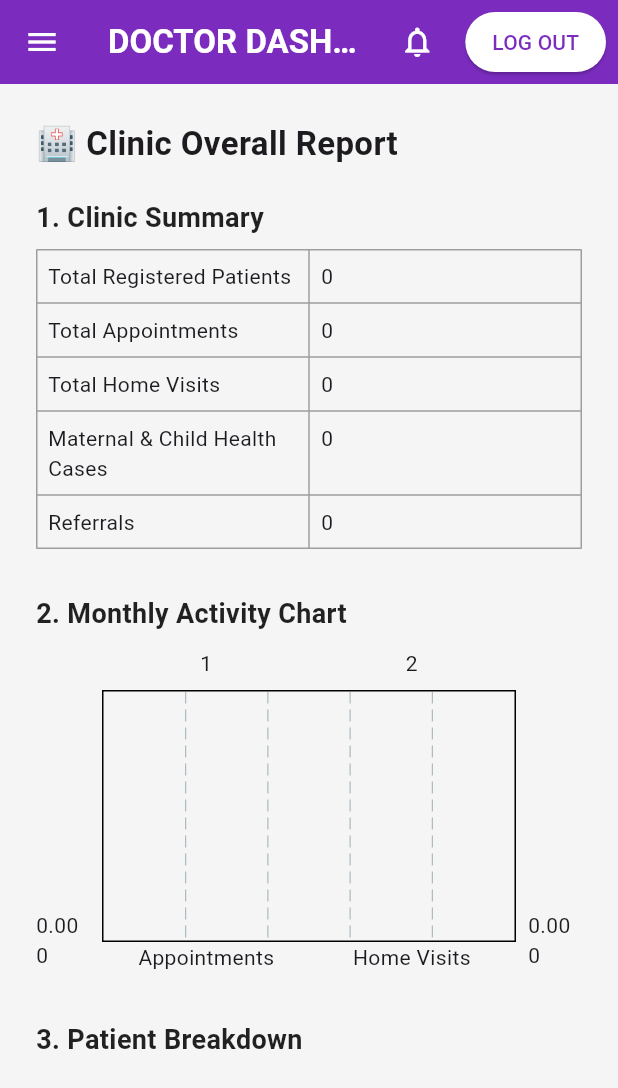
After one commit to janushanrathikumar/hospitalmanagementsystem, a Flutter app: the ClinicReportPage screen opened directly, on a phone screen of 412 x 824 dp. The commit adds this screen. Shown: the top 1088 px of the screen. Run offline on Flutter 3.47's test engine with Material 3 defaults, Android fonts, the phone set to English and light mode, and no system bars; drawn by our look-alikes of fl_chart; our stand-ins replace cloud_firestore, file_picker, firebase_auth, firebase_core, flutter_dotenv, google_generative_ai and 2 more; missing offline and left inert: google_mlkit_text_recognition, syncfusion_flutter_pdf; accounts and stored records are empty.

```diff
--- a/lib/admin/add_user.dart
+++ b/lib/admin/add_user.dart
@@ -239,6 +239,7 @@ class _AddUserPageState extends State<AddUserPage> {
                         : ElevatedButton.icon(
                             style: ElevatedButton.styleFrom(
                               backgroundColor: purple,
+                               foregroundColor: Colors.white,
                               padding: const EdgeInsets.symmetric(
                                   vertical: 14, horizontal: 30),
                               shape: RoundedRectangleBorder(
--- /dev/null
+++ b/lib/doctor/report.dart
@@ -0,0 +1,269 @@
+import 'package:flutter/material.dart';
+import 'package:cloud_firestore/cloud_firestore.dart';
+import 'package:fl_chart/fl_chart.dart';
+import 'package:intl/intl.dart';
+
+// Import doctor header + drawer
+import '../doctor/doctor_appbar.dart';
+import '../doctor/doctor_drawer.dart';
+
+class ClinicReportPage extends StatelessWidget {
+  const ClinicReportPage({super.key});
+
+  Future<Map<String, dynamic>> _loadReport() async {
+    final db = FirebaseFirestore.instance;
+
+    final patients = await db.collection('patients').get();
+    final appointments = await db.collection('appointments').get();
+    final homeVisits = await db.collection('home_visits').get();
+    final maternal = await db.collection('maternal_child_care').get();
+    final referrals = await db.collection('referral_letters').get();
+
+    return {
+      "totalPatients": patients.size,
+      "totalAppointments": appointments.size,
+      "totalHomeVisits": homeVisits.size,
+      "totalMaternal": maternal.size,
+      "totalReferrals": referrals.size,
+
+      "appointments": appointments.docs,
+      "patients": patients.docs,
+      "maternal": maternal.docs,
+      "homeVisits": homeVisits.docs,
+      "referrals": referrals.docs,
+    };
+  }
+
+  @override
+  Widget build(BuildContext context) {
+    return Scaffold(
+      backgroundColor: const Color(0xFFF5F5F5),
+
+      // ⭐ Your custom appbar & drawer added
+      appBar: DoctorAppBar(),
+      drawer: DoctorDrawer(),
+
+      body: Padding(
+        padding: const EdgeInsets.all(24.0),
+        child: FutureBuilder(
+          future: _loadReport(),
+          builder: (context, snapshot) {
+            if (!snapshot.hasData) {
+              return const Center(child: CircularProgressIndicator());
+            }
+
+            final data = snapshot.data as Map<String, dynamic>;
+
+            return SingleChildScrollView(
+              child: Column(
+                crossAxisAlignment: CrossAxisAlignment.start,
+                children: [
+                  const Text(
+                    "🏥 Clinic Overall Report",
+                    style: TextStyle(
+                      fontSize: 22,
+                      fontWeight: FontWeight.bold,
+                    ),
+                  ),
+
+                  const SizedBox(height: 20),
+
+                  // SUMMARY
+                  _title("1. Clinic Summary"),
+                  _summaryTable(data),
+
+                  const SizedBox(height: 30),
+
+                  // BAR CHART
+                  _title("2. Monthly Activity Chart"),
+                  SizedBox(height: 220, child: _barChart(data)),
+
+                  const SizedBox(height: 30),
+
+                  // PIE CHART
+                  _title("3. Patient Breakdown"),
+                  SizedBox(height: 220, child: _pieChart(data)),
+
+                  const SizedBox(height: 30),
+
+                  // APPOINTMENT SUMMARY
+                  _title("4. Appointment Summary"),
+                  _appointmentSummary(data["appointments"]),
+
+                  const SizedBox(height: 30),
+
+                  // Maternal
+                  _title("5. Maternal & Child Health"),
+                  _tableList(data['maternal'], [
+                    'patient', 'type', 'visit_date', 'risk_sign'
+                  ]),
+
+                  const SizedBox(height: 30),
+
+                  // Home visits
+                  _title("6. Home Visits"),
+                  _tableList(data['homeVisits'], [
+                    'name', 'ic_number', 'doctor', 'visit_date', 'task'
+                  ]),
+
+                  const SizedBox(height: 30),
+
+                  // Referral
+                  _title("7. Referral Summary"),
+                  _tableList(data['referrals'], [
+                    'patientName', 'patientNric', 'reason', 'referrerOrg'
+                  ]),
+
+                  const SizedBox(height: 50),
+                ],
+              ),
+            );
+          },
+        ),
+      ),
+    );
+  }
+
+  // ---------------------
+  //   UI COMPONENTS
+  // ---------------------
+
+  Widget _title(String text) {
+    return Padding(
+      padding: const EdgeInsets.only(bottom: 8),
+      child: Text(
+        text,
+        style: const TextStyle(
+            fontSize: 18, fontWeight: FontWeight.bold, color: Colors.black87),
+      ),
+    );
+  }
+
+  Widget _summaryTable(Map<String, dynamic> data) {
+    return Table(
+      border: TableBorder.all(color: Colors.grey),
+      children: [
+        _row("Total Registered Patients", data["totalPatients"].toString()),
+        _row("Total Appointments", data["totalAppointments"].toString()),
+        _row("Total Home Visits", data["totalHomeVisits"].toString()),
+        _row("Maternal & Child Health Cases", data["totalMaternal"].toString()),
+        _row("Referrals", data["totalReferrals"].toString()),
+      ],
+    );
+  }
+
+  TableRow _row(String key, String value) {
+    return TableRow(
+      children: [
+        Padding(padding: const EdgeInsets.all(8), child: Text(key)),
+        Padding(padding: const EdgeInsets.all(8), child: Text(value)),
+      ],
+    );
+  }
+
+  Widget _tableList(List<QueryDocumentSnapshot> docs, List<String> fields) {
+    if (docs.isEmpty) return const Text("No records found");
+
+    return Table(
+      border: TableBorder.all(color: Colors.grey),
+      children: [
+        // Header
+        TableRow(
+          children: fields
+              .map((f) => Padding(
+                    padding: const EdgeInsets.all(8),
+                    child: Text(f.toUpperCase(),
+                        style: const TextStyle(fontWeight: FontWeight.bold)),
+                  ))
+              .toList(),
+        ),
+        // Rows
+        ...docs.map((d) {
+          final row = d.data() as Map<String, dynamic>;
+          return TableRow(
+            children: fields
+                .map((f) => Padding(
+                      padding: const EdgeInsets.all(8),
+                      child: Text(row[f]?.toString() ?? "-"),
+                    ))
+                .toList(),
+          );
+        }),
+      ],
+    );
+  }
+
+  Widget _appointmentSummary(List<QueryDocumentSnapshot> docs) {
+    int past = 0;
+    int upcoming = 0;
+
+    for (var d in docs) {
+      String date = d['availability_date'] ?? "";
+      final dt = DateTime.tryParse(date);
+
+      if (dt == null) continue;
+      if (dt.isBefore(DateTime.now())) {
+        past++;
+      } else {
+        upcoming++;
+      }
+    }
+
+    return _summaryTable({
+      "Past": past,
+      "Upcoming": upcoming,
+    });
+  }
+
+  // -----------------------
+  //     CHARTS
+  // -----------------------
+
+  Widget _barChart(Map<String, dynamic> data) {
+    return BarChart(
+      BarChartData(
+        alignment: BarChartAlignment.spaceAround,
+        barGroups: [
+          BarChartGroupData(x: 1, barRods: [
+            BarChartRodData(
+                toY: data["totalAppointments"].toDouble(),
+                color: Colors.deepPurple)
+          ]),
+          BarChartGroupData(x: 2, barRods: [
+            BarChartRodData(
+                toY: data["totalHomeVisits"].toDouble(), color: Colors.blue)
+          ]),
+        ],
+        titlesData: FlTitlesData(
+          bottomTitles: AxisTitles(
+              sideTitles: SideTitles(
+            showTitles: true,
+            getTitlesWidget: (value, _) {
+              switch (value.toInt()) {
+                case 1:
+                  return const Text("Appointments");
+                case 2:
+                  return const Text("Home Visits");
+              }
+              return const Text("");
+            },
+          )),
+        ),
+      ),
+    );
+  }
+
+  Widget _pieChart(Map<String, dynamic> data) {
+    int total = data["totalPatients"];
+
+    return PieChart(
+      PieChartData(centerSpaceRadius: 40, sections: [
+        PieChartSectionData(
+          color: Colors.deepPurple,
+          value: total.toDouble(),
+          title: "$total Patients",
+        )
+      ]),
+    );
+  }
+}
--- a/lib/nurse/appointment_scheduling.dart
+++ b/lib/nurse/appointment_scheduling.dart
@@ -310,6 +310,8 @@ class _AppointmentSchedulingPageState extends State<AppointmentSchedulingPage> {
                     style: ElevatedButton.styleFrom(
                       backgroundColor: const Color(0xFF7B2CBF),
                       minimumSize: const Size.fromHeight(45),
+                      foregroundColor: Colors.white,
+
                     ),
                     onPressed: () async {
                       if (icCtrl.text.isEmpty ||
--- a/lib/nurse/home_visit_tracking.dart
+++ b/lib/nurse/home_visit_tracking.dart
@@ -189,6 +189,7 @@ class _HomeVisitTrackingPageState extends State<HomeVisitTrackingPage> {
                     style: ElevatedButton.styleFrom(
                       backgroundColor: const Color(0xFF7B2CBF),
                       minimumSize: const Size.fromHeight(45),
+                      foregroundColor: Colors.white,
                     ),
                     onPressed: () async {
                       if (icCtrl.text.isEmpty ||
--- a/lib/nurse/maternal_child_care.dart
+++ b/lib/nurse/maternal_child_care.dart
@@ -194,6 +194,7 @@ class _MaternalChildCarePageState extends State<MaternalChildCarePage> {
                     style: ElevatedButton.styleFrom(
                       backgroundColor: const Color(0xFF7B2CBF),
                       minimumSize: const Size.fromHeight(45),
+                       foregroundColor: Colors.white,
                     ),
                     onPressed: () async {
                       if (icCtrl.text.isEmpty ||
--- a/lib/nurse/nurse_drawer.dart
+++ b/lib/nurse/nurse_drawer.dart
@@ -6,6 +6,7 @@ import 'appointment_scheduling.dart';
 import 'maternal_child_care.dart';
 import 'patient_health_tracking.dart';
 import 'reminder.dart';
+import 'report.dart';
 
 class NurseDrawer extends StatelessWidget {
   const NurseDrawer({super.key});
@@ -41,9 +42,10 @@ class NurseDrawer extends StatelessWidget {
                 const AppointmentSchedulingPage()),
             _drawerButton(context, 'MATERNAL AND CHILD CARE',
                 const MaternalChildCarePage()),
-            _drawerButton(context, 'PATIENT DETAILS',
-                const PatientHealthTrackingPage()),
+            _drawerButton(
+                context, 'PATIENT DETAILS', const PatientHealthTrackingPage()),
             _drawerButton(context, 'REMINDER', const ReminderPage()),
+            _drawerButton(context, 'REPORT', const ClinicReportPage()),
           ],
         ),
       ),
--- a/lib/nurse/refer_letter_generator.dart
+++ b/lib/nurse/refer_letter_generator.dart
@@ -346,6 +346,7 @@ class _ReferLetterGeneratorPageState extends State<ReferLetterGeneratorPage> {
                   onPressed: _onGeneratePressed,
                   style: ElevatedButton.styleFrom(
                       backgroundColor: Colors.blue,
+                       foregroundColor: Colors.white,
                       padding: const EdgeInsets.symmetric(
                           horizontal: 24, vertical: 12)),
                   child: const Text('Generate'),
@@ -355,6 +356,7 @@ class _ReferLetterGeneratorPageState extends State<ReferLetterGeneratorPage> {
                   onPressed: _onSavePressed,
                   style: ElevatedButton.styleFrom(
                       backgroundColor: Colors.green,
+                       foregroundColor: Colors.white,
                       padding: const EdgeInsets.symmetric(
                           horizontal: 24, vertical: 12)),
                   child: const Text('Save'),
@@ -364,6 +366,7 @@ class _ReferLetterGeneratorPageState extends State<ReferLetterGeneratorPage> {
                   onPressed: _clearForm,
                   style: ElevatedButton.styleFrom(
                       backgroundColor: Colors.red,
+                       foregroundColor: Colors.white,
                       padding: const EdgeInsets.symmetric(
                           horizontal: 24, vertical: 12)),
                   child: const Text('Delete'),
--- /dev/null
+++ b/lib/nurse/report.dart
@@ -0,0 +1,419 @@
+import 'package:flutter/material.dart';
+import 'package:cloud_firestore/cloud_firestore.dart';
+import 'package:fl_chart/fl_chart.dart';
+
+class ClinicReportPage extends StatelessWidget {
+  const ClinicReportPage({super.key});
+
+  Future<Map<String, dynamic>> _loadReport() async {
+    final db = FirebaseFirestore.instance;
+
+    final patients = await db.collection('patients').get();
+    final appointments = await db.collection('appointments').get();
+    final homeVisits = await db.collection('home_visits').get();
+    final maternal = await db.collection('maternal_child_care').get();
+    final referrals = await db.collection('referral_letters').get();
+    final users = await db.collection('users').get();
+
+    return {
+      "patients": patients.docs,
+      "appointments": appointments.docs,
+      "homeVisits": homeVisits.docs,
+      "maternal": maternal.docs,
+      "referrals": referrals.docs,
+      "staff": users.docs,
+
+      "totalPatients": patients.size,
+      "totalAppointments": appointments.size,
+      "totalHomeVisits": homeVisits.size,
+      "totalMaternal": maternal.size,
+      "totalReferrals": referrals.size,
+    };
+  }
+
+  @override
+  Widget build(BuildContext context) {
+    return Scaffold(
+      appBar: AppBar(
+        title: const Text("🏥 Clinic Overall Report"),
+        backgroundColor: Colors.deepPurple,
+      ),
+      body: FutureBuilder(
+        future: _loadReport(),
+        builder: (context, snapshot) {
+          if (!snapshot.hasData) {
+            return const Center(child: CircularProgressIndicator());
+          }
+
+          final data = snapshot.data as Map<String, dynamic>;
+
+          return SingleChildScrollView(
+            child: Padding(
+              padding: const EdgeInsets.all(16),
+              child: Column(
+                children: [
+
+                  // 1. SUMMARY
+                  _sectionCard(
+                    title: "📌 1. Clinic Summary",
+                    child: _summaryGrid(data),
+                  ),
+
+                  // 2. APPOINTMENT TRENDS
+                  _sectionCard(
+                    title: "📈 2. Monthly Appointment Trend",
+                    child: SizedBox(
+                      height: 250,
+                      child: _appointmentLineChart(data["appointments"]),
+                    ),
+                  ),
+
+                  // 3. SERVICE COMPARISON
+                  _sectionCard(
+                    title: "📊 3. Service Usage Comparison",
+                    child: SizedBox(
+                      height: 250,
+                      child: _serviceBarChart(data),
+                    ),
+                  ),
+
+                  // 4. PATIENT AGE DEMOGRAPHICS
+                  _sectionCard(
+                    title: "🥧 4. Patient Demographics",
+                    child: SizedBox(
+                      height: 250,
+                      child: _patientPieChart(data["patients"]),
+                    ),
+                  ),
+
+                  // 5. APPOINTMENTS TABLE
+                  _sectionCard(
+                    title: "📅 5. Appointment Summary",
+                    child: _appointmentSummary(data["appointments"]),
+                  ),
+
+                  // 6. HOME VISITS
+                  _sectionCard(
+                    title: "🏠 6. Home Visit Report",
+                    child: _scrollTable(data['homeVisits'], [
+                      'name', 'ic_number', 'doctor', 'visit_date', 'task', 'summary'
+                    ]),
+                  ),
+
+                  // 7. MATERNAL & CHILD CARE
+                  _sectionCard(
+                    title: "🤰 7. Maternal & Child Health Report",
+                    child: _scrollTable(data['maternal'], [
+                      'patient', 'type', 'visit_date', 'risk_sign', 'vaccination_status'
+                    ]),
+                  ),
+
+                  // 8. REFERRAL REPORT
+                  _sectionCard(
+                    title: "📤 8. Referral Report",
+                    child: _scrollTable(data['referrals'], [
+                      'patientName', 'patientNric', 'date', 'reason', 'referrerOrg'
+                    ]),
+                  ),
+
+                  // 9. STAFF
+                  _sectionCard(
+                    title: "👩‍⚕️ 9. Staff Activity Summary",
+                    child: _scrollTable(data['staff'], [
+                      'name', 'role', 'appointments', 'home_visits', 'referrals'
+                    ]),
+                  ),
+
+                  const SizedBox(height: 100),
+                ],
+              ),
+            ),
+          );
+        },
+      ),
+    );
+  }
+
+  // ------------------------------
+  // SECTION CARD UI
+  // ------------------------------
+  Widget _sectionCard({required String title, required Widget child}) {
+    return Card(
+      elevation: 3,
+      shape: RoundedRectangleBorder(borderRadius: BorderRadius.circular(14)),
+      margin: const EdgeInsets.only(bottom: 25),
+      child: Padding(
+        padding: const EdgeInsets.all(16),
+        child: Column(
+          crossAxisAlignment: CrossAxisAlignment.start,
+          children: [
+            Text(title,
+                style: const TextStyle(
+                  fontSize: 18,
+                  fontWeight: FontWeight.bold,
+                  color: Colors.deepPurple,
+                )),
+            const SizedBox(height: 12),
+            child,
+          ],
+        ),
+      ),
+    );
+  }
+
+  // ------------------------------
+  // SUMMARY GRID
+  // ------------------------------
+  Widget _summaryGrid(Map<String, dynamic> data) {
+    return GridView(
+      shrinkWrap: true,
+      physics: const NeverScrollableScrollPhysics(),
+      gridDelegate: const SliverGridDelegateWithFixedCrossAxisCount(
+        crossAxisCount: 2,
+        childAspectRatio: 3,
+        crossAxisSpacing: 12,
+        mainAxisSpacing: 12,
+      ),
+      children: [
+        _summaryItem("Patients", data['totalPatients'], Icons.people),
+        _summaryItem("Appointments", data['totalAppointments'], Icons.calendar_today),
+        _summaryItem("Home Visits", data['totalHomeVisits'], Icons.home),
+        _summaryItem("Maternal Cases", data['totalMaternal'], Icons.pregnant_woman),
+        _summaryItem("Referrals", data['totalReferrals'], Icons.send),
+      ],
+    );
+  }
+
+  Widget _summaryItem(String label, int value, IconData icon) {
+    return Container(
+      decoration: BoxDecoration(
+        color: Colors.deepPurple.withOpacity(.1),
+        borderRadius: BorderRadius.circular(10),
+      ),
+      padding: const EdgeInsets.all(12),
+      child: Row(
+        children: [
+          Icon(icon, color: Colors.deepPurple),
+          const SizedBox(width: 12),
+          Column(
+            crossAxisAlignment: CrossAxisAlignment.start,
+            children: [
+              Text("$value",
+                  style: const TextStyle(
+                      fontSize: 18, fontWeight: FontWeight.bold)),
+              Text(label),
+            ],
+          )
+        ],
+      ),
+    );
+  }
+
+  // ------------------------------
+  // LINE CHART - APPOINTMENTS PER MONTH
+  // ------------------------------
+  Widget _appointmentLineChart(List<QueryDocumentSnapshot> docs) {
+    Map<int, int> monthly = {};
+
+    for (var d in docs) {
+      final date = DateTime.tryParse(d['availability_date'] ?? "");
+      if (date == null) continue;
+      monthly[date.month] = (monthly[date.month] ?? 0) + 1;
+    }
+
+    return LineChart(
+      LineChartData(
+        borderData: FlBorderData(show: true),
+        titlesData: FlTitlesData(
+          bottomTitles: AxisTitles(
+            sideTitles: SideTitles(
+              showTitles: true,
+              getTitlesWidget: (value, meta) {
+                const months = [
+                  "", "Jan", "Feb", "Mar", "Apr", "May", "Jun",
+                  "Jul", "Aug", "Sep", "Oct", "Nov", "Dec"
+                ];
+                return Text(months[value.toInt()]);
+              },
+            ),
+          ),
+        ),
+        lineBarsData: [
+          LineChartBarData(
+            spots: monthly.entries
+                .map((e) =>
+                    FlSpot(e.key.toDouble(), e.value.toDouble()))
+                .toList(),
+            isCurved: true,
+            color: Colors.deepPurple,
+            barWidth: 4,
+            dotData: FlDotData(show: true),
+          ),
+        ],
+      ),
+    );
+  }
+
+  // ------------------------------
+  // BAR CHART - SERVICE COMPARISON
+  // ------------------------------
+  Widget _serviceBarChart(Map<String, dynamic> data) {
+    return BarChart(
+      BarChartData(
+        borderData: FlBorderData(show: false),
+        titlesData: FlTitlesData(
+          bottomTitles: AxisTitles(
+            sideTitles: SideTitles(
+              showTitles: true,
+              getTitlesWidget: (value, meta) {
+                const labels = ["Appt", "Home", "Maternal", "Refer"];
+                return Text(labels[value.toInt()]);
+              },
+            ),
+          ),
+        ),
+        barGroups: [
+          BarChartGroupData(x: 0, barRods: [
+            BarChartRodData(
+              toY: data["totalAppointments"].toDouble(),
+              color: Colors.blue
+            )
+          ]),
+          BarChartGroupData(x: 1, barRods: [
+            BarChartRodData(
+              toY: data["totalHomeVisits"].toDouble(),
+              color: Colors.green
+            )
+          ]),
+          BarChartGroupData(x: 2, barRods: [
+            BarChartRodData(
+              toY: data["totalMaternal"].toDouble(),
+              color: Colors.orange
+            )
+          ]),
+          BarChartGroupData(x: 3, barRods: [
+            BarChartRodData(
+              toY: data["totalReferrals"].toDouble(),
+              color: Colors.red
+            )
+          ]),
+        ],
+      ),
+    );
+  }
+
+  // ------------------------------
+  // PIE CHART - PATIENT AGE DEMOGRAPHICS
+  // ------------------------------
+  Widget _patientPieChart(List<QueryDocumentSnapshot> patients) {
+    int child = 0, adult = 0, elderly = 0;
+
+    for (var p in patients) {
+      final ageStr = p['age']?.toString();
+      final age = int.tryParse(ageStr ?? "");
+      if (age == null) continue;
+
+      if (age < 12) child++;
+      else if (age < 60) adult++;
+      else elderly++;
+    }
+
+    return PieChart(
+      PieChartData(
+        centerSpaceRadius: 40,
+        sectionsSpace: 2,
+        sections: [
+          PieChartSectionData(
+            value: child.toDouble(),
+            color: Colors.blue,
+            title: "Child",
+          ),
+          PieChartSectionData(
+            value: adult.toDouble(),
+            color: Colors.green,
+            title: "Adult",
+          ),
+          PieChartSectionData(
+            value: elderly.toDouble(),
+            color: Colors.orange,
+            title: "Elderly",
+          ),
+        ],
+      ),
+    );
+  }
+
+  // ------------------------------
+  // TABLE (SCROLLABLE)
+  // ------------------------------
+  Widget _scrollTable(List<QueryDocumentSnapshot> docs, List<String> fields) {
+    if (docs.isEmpty) return const Text("No records available");
+
+    return SingleChildScrollView(
+      scrollDirection: Axis.horizontal,
+      child: _tableList(docs, fields),
+    );
+  }
+
+  Widget _tableList(List<QueryDocumentSnapshot> docs, List<String> fields) {
+    return Table(
+      border: TableBorder.all(color: Colors.grey.shade400),
+      defaultColumnWidth: const IntrinsicColumnWidth(),
+      children: [
+        // HEADER
+        TableRow(
+          decoration: BoxDecoration(color: Colors.grey.shade200),
+          children: fields
+              .map((f) => Padding(
+                    padding: const EdgeInsets.all(8),
+                    child: Text(
+                      f.toUpperCase(),
+                      style: const TextStyle(
+                          fontWeight: FontWeight.bold, fontSize: 12),
+                    ),
+                  ))
+              .toList(),
+        ),
+
+        // DATA
+        ...docs.map((d) {
+          final row = d.data() as Map<String, dynamic>;
+          return TableRow(
+            children: fields
+                .map((f) => Padding(
+                      padding: const EdgeInsets.all(8),
+                      child: Text(
+                        row[f]?.toString() ?? "-",
+                        style: const TextStyle(fontSize: 12),
+                      ),
+                    ))
+                .toList(),
+          );
+        })
+      ],
+    );
+  }
+
+  // ------------------------------
+  // APPOINTMENT SUMMARY BOXES
+  // ------------------------------
+  Widget _appointmentSummary(List<QueryDocumentSnapshot> docs) {
+    int upcoming = 0, past = 0;
+
+    for (var d in docs) {
+      final date = DateTime.tryParse(d['availability_date'] ?? "");
+      if (date == null) continue;
+
+      if (date.isAfter(DateTime.now())) upcoming++;
+      else past++;
+    }
+
+    return Column(
+      children: [
+        _summaryItem("Upcoming", upcoming, Icons.arrow_forward),
+        const SizedBox(height: 12),
+        _summaryItem("Past", past, Icons.check_circle),
+      ],
+    );
+  }
+}
--- a/pubspec.yaml
+++ b/pubspec.yaml
@@ -57,6 +57,7 @@ dev_dependencies:
   pdfx: ^2.2.4
   syncfusion_flutter_pdf: ^20.4.49
   google_mlkit_text_recognition: ^0.7.0
+  fl_chart: ^0.69.0
 
 
 
```
Also changed, not shown: lib/doctor/doctor_drawer.dart (+14 -0 lines), pubspec.lock.
